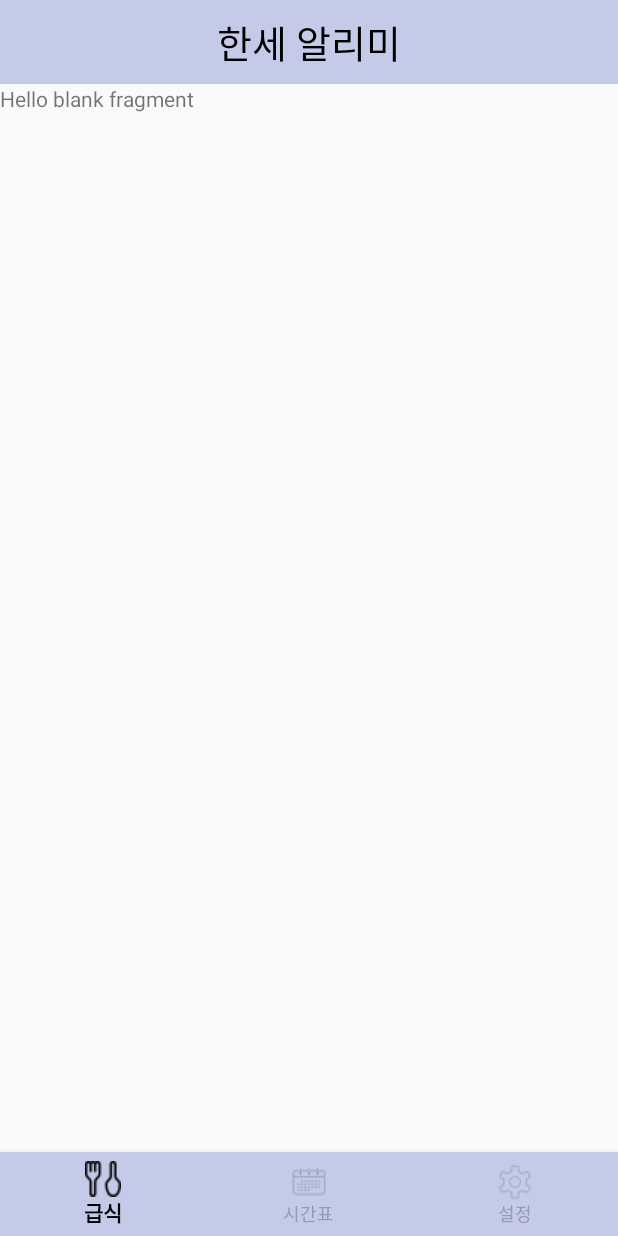
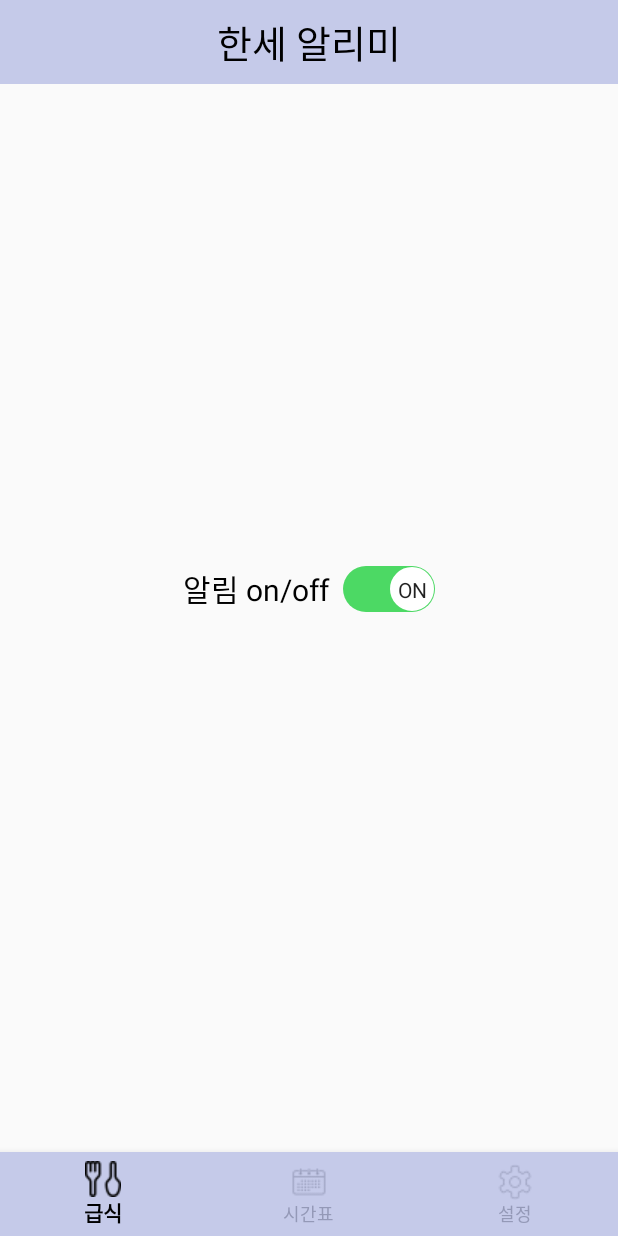
Before and after one commit to GeoN5/HanseiUtil, an Android app: the fragment SettingFragment placed in its activity, on a phone screen of 412 x 824 dp. Run offline under Robolectric (Android 15) with nearby library versions, the phone set to English and light mode, and no system bars; 2 statements that could not run were skipped.

Commit message:
Fcm OnOff Implement

```diff
--- a/app/src/main/java/com/example/geonho/hanseiutil/activity/MainActivity.kt
+++ b/app/src/main/java/com/example/geonho/hanseiutil/activity/MainActivity.kt
@@ -5,6 +5,7 @@ import android.os.Bundle
 import android.support.design.widget.BottomNavigationView
 import android.support.v4.app.ActivityCompat
 import android.support.v4.app.Fragment
+import android.util.Log
 import android.widget.Toast
 import com.example.geonho.hanseiutil.R
 import com.example.geonho.hanseiutil.fragment.MealFragment
@@ -48,7 +49,11 @@ class MainActivity : AppCompatActivity() {
         setSupportActionBar(toolBar)
         supportActionBar!!.setDisplayShowTitleEnabled(false)
         init()
-        fcmSet()
+        Log.d("qwer",SharedPreferenceUtil.getSwitch(applicationContext,"switch").toString())
+        if(SharedPreferenceUtil.getSwitch(applicationContext,"switch")){
+            Toast.makeText(applicationContext,"FCM OK!!",Toast.LENGTH_LONG).show()
+            fcmSet()
+        }
     }
 
     private fun init(){
--- a/app/src/main/java/com/example/geonho/hanseiutil/fragment/SettingFragment.kt
+++ b/app/src/main/java/com/example/geonho/hanseiutil/fragment/SettingFragment.kt
@@ -5,13 +5,15 @@ import android.support.v4.app.Fragment
 import android.view.LayoutInflater
 import android.view.View
 import android.view.ViewGroup
-
+import android.widget.Toast
 import com.example.geonho.hanseiutil.R
+import com.example.geonho.hanseiutil.util.SharedPreferenceUtil
+import kotlinx.android.synthetic.main.fragment_setting.view.*
 
 
 class SettingFragment : Fragment() {
 
-    lateinit var fragmentView:View
+    private lateinit var fragmentView:View
 
     companion object {
         @JvmStatic
@@ -21,7 +23,21 @@ class SettingFragment : Fragment() {
     override fun onCreateView(inflater: LayoutInflater, container: ViewGroup?, savedInstanceState: Bundle?): View? {
 
         fragmentView =  inflater.inflate(R.layout.fragment_setting, container, false)
+        fragmentView.onOff.isChecked = SharedPreferenceUtil.getSwitch(context!!,"switch")
+        listener()
         return fragmentView
     }
 
+    private fun listener(){
+        fragmentView.onOff.setOnCheckedChangeListener { buttonView, isChecked ->
+            if(isChecked) {
+               Toast.makeText(context!!,"알림을 수신합니다.",Toast.LENGTH_SHORT).show()
+                SharedPreferenceUtil.saveSwitch(context!!,"switch",isChecked)
+            } else {
+                Toast.makeText(context!!,"알림을 수신하지 않습니다.",Toast.LENGTH_SHORT).show()
+                SharedPreferenceUtil.saveSwitch(context!!,"switch",isChecked)
+            }
+        }
+    }
+
 }
--- a/app/src/main/java/com/example/geonho/hanseiutil/fragment/TimeTableFragment.kt
+++ b/app/src/main/java/com/example/geonho/hanseiutil/fragment/TimeTableFragment.kt
@@ -61,7 +61,7 @@ class TimeTableFragment : Fragment() {
 
     private fun weekCheck() {
         val day = Calendar.getInstance()!!.get(Calendar.DAY_OF_WEEK)
-        if (day > 6) {
+        if (day == 7 || day == 1) {
             val builder: AlertDialog.Builder = AlertDialog.Builder(context!!)
                 .setTitle("Today").setMessage("오늘은 주말입니다.").setPositiveButton("확인")
                 { dialog, _ ->
--- a/app/src/main/java/com/example/geonho/hanseiutil/network/services.kt
+++ b/app/src/main/java/com/example/geonho/hanseiutil/network/services.kt
@@ -1,10 +1,7 @@
 package com.example.geonho.hanseiutil.network
 
 import retrofit2.Call
-import retrofit2.http.Field
-import retrofit2.http.FormUrlEncoded
 import retrofit2.http.GET
-import retrofit2.http.POST
 
 
 interface MealService{
--- a/app/src/main/java/com/example/geonho/hanseiutil/service/MyFirebaseMessagingService.kt
+++ b/app/src/main/java/com/example/geonho/hanseiutil/service/MyFirebaseMessagingService.kt
@@ -17,7 +17,7 @@ class MyFirebaseMessagingService : FirebaseMessagingService() {
     override fun onMessageReceived(remoteMessage: RemoteMessage?) {
         Log.d("result",remoteMessage.toString())
         if (remoteMessage!!.notification != null) {
-            sendNotification(remoteMessage.data["title"]!!, remoteMessage.data["message"]!!)
+            sendNotification(remoteMessage.data["meal"]!!, remoteMessage.data["time"]!!)
         }
     }
 
--- a/app/src/main/java/com/example/geonho/hanseiutil/util/PreferenceUtil.kt
+++ b/app/src/main/java/com/example/geonho/hanseiutil/util/PreferenceUtil.kt
@@ -26,4 +26,16 @@ object SharedPreferenceUtil {
         editor.remove(key)
         editor.apply()
     }
+
+    fun saveSwitch(context: Context,key: String,value:Boolean){
+        val sharedPreferences : SharedPreferences = context.getSharedPreferences("test", Context.MODE_PRIVATE)
+        val editor : SharedPreferences.Editor = sharedPreferences.edit()
+        editor.putBoolean(key, value)
+        editor.apply()
+    }
+
+    fun getSwitch(context : Context, key : String) : Boolean {
+        val sharedPreferences : SharedPreferences = context.getSharedPreferences("test",Context.MODE_PRIVATE)
+        return sharedPreferences.getBoolean(key,true)
+    }
 }
--- a/app/src/main/res/drawable/background_gradient.xml
+++ /dev/null
@@ -1,11 +0,0 @@
-<?xml version="1.0" encoding="utf-8"?>
-<shape xmlns:android="http://schemas.android.com/apk/res/android"
-    android:shape="rectangle">
-
-    <gradient
-            android:angle="270"
-            android:startColor="#c5cae9"
-            android:endColor="#d1d9ff"
-            android:type="linear"/>
-
-</shape>
--- a/app/src/main/res/drawable/meal_background.xml
+++ /dev/null
@@ -1,22 +0,0 @@
-<?xml version="1.0" encoding="utf-8"?>
-<shape
-        xmlns:android="http://schemas.android.com/apk/res/android"
-        android:shape="rectangle">
-
-    <stroke
-            android:width="5dp"
-            android:color="#8aacc8"/>
-
-    <solid
-            android:color="#d1d9ff"/>
-
-    <padding
-            android:top="30dp"
-            android:bottom="30dp"
-            android:left="20dp"
-            android:right="20dp"/>
-
-    <corners
-            android:radius="20dp"/>
-
-</shape>
--- /dev/null
+++ b/app/src/main/res/drawable/switch_thumb.xml
@@ -0,0 +1,25 @@
+<layer-list xmlns:android="http://schemas.android.com/apk/res/android">
+    <item
+            android:left="1dp"
+            android:right="1dp"
+            android:top="1dp"
+            android:bottom="1dp">
+
+        <shape
+                xmlns:android="http://schemas.android.com/apk/res/android"
+                android:shape="oval">
+
+            <size
+                    android:width="29dp"
+                    android:height="29dp" />
+
+            <solid
+                    android:color="#FFFFFF" />
+
+            <stroke
+                    android:width="1dp"
+                    android:color="#FFFFFF" />
+
+        </shape>
+    </item>
+</layer-list>
--- /dev/null
+++ b/app/src/main/res/drawable/switch_track_off.xml
@@ -0,0 +1,15 @@
+<shape
+        xmlns:android="http://schemas.android.com/apk/res/android"
+        android:shape="rectangle" >
+
+    <corners
+            android:radius="15dp" />
+
+    <size
+            android:width="51dp"
+            android:height="30dp" />
+
+    <solid
+            android:color="#9b9b9b" />
+
+</shape>
--- /dev/null
+++ b/app/src/main/res/drawable/switch_track_on.xml
@@ -0,0 +1,15 @@
+<shape
+        xmlns:android="http://schemas.android.com/apk/res/android"
+        android:shape="rectangle" >
+
+    <corners
+            android:radius="15dp" />
+
+    <size
+            android:width="51dp"
+            android:height="30dp" />
+
+    <solid
+            android:color="#4cd964" />
+
+</shape>
--- /dev/null
+++ b/app/src/main/res/drawable/switch_track_selector.xml
@@ -0,0 +1,11 @@
+<?xml version="1.0" encoding="utf-8"?>
+<selector xmlns:android="http://schemas.android.com/apk/res/android">
+    <item
+            android:drawable="@drawable/switch_track_off"
+            android:state_checked="false"/>
+
+    <item
+            android:drawable="@drawable/switch_track_on"
+            android:state_checked="true"/>
+
+</selector>
--- a/app/src/main/res/layout/fragment_setting.xml
+++ b/app/src/main/res/layout/fragment_setting.xml
@@ -1,14 +1,26 @@
 <?xml version="1.0" encoding="utf-8"?>
-<FrameLayout xmlns:android="http://schemas.android.com/apk/res/android"
+<LinearLayout xmlns:android="http://schemas.android.com/apk/res/android"
              xmlns:tools="http://schemas.android.com/tools"
              android:layout_width="match_parent"
              android:layout_height="match_parent"
+              android:orientation="vertical"
+              android:weightSum="360"
              tools:context=".fragment.SettingFragment">
 
-    <!-- TODO: Update blank fragment layout -->
-    <TextView
-            android:layout_width="match_parent"
-            android:layout_height="match_parent"
-            android:text="@string/hello_blank_fragment"/>
+    <Space android:layout_width="match_parent"
+           android:layout_height="0dp"
+            android:layout_weight="170"/>
 
-</FrameLayout>
+    <Switch android:id="@+id/onOff"
+            android:layout_width="wrap_content"
+            android:layout_height="wrap_content"
+            android:layout_gravity="center_horizontal"
+            android:track="@drawable/switch_track_selector"
+            android:thumb="@drawable/switch_thumb"
+            android:text="알림 on/off  "
+            android:textSize="20dp"
+            android:showText="true"
+            android:textOn="On"
+            android:textOff="Off"/>
+
+</LinearLayout>
```
